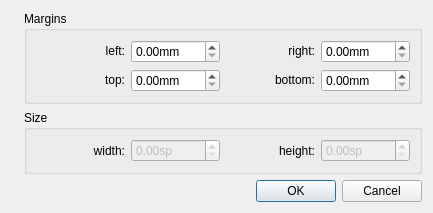
The window that mscore/mscore/boxproperties.ui (musescore/musescore-old) describes before a commit, drawn with Qt 5.
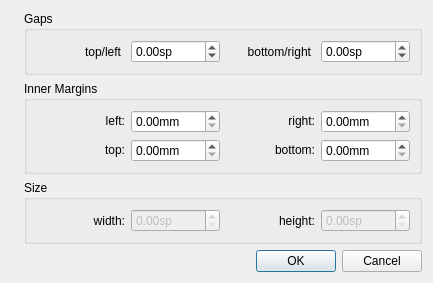
The same window after the commit. Icons and pictures are not drawn.

Patch:
```diff
--- a/mscore/mscore/boxproperties.ui
+++ b/mscore/mscore/boxproperties.ui
@@ -10,7 +10,7 @@
     <x>0</x>
     <y>0</y>
     <width>433</width>
-    <height>197</height>
+    <height>259</height>
    </rect>
   </property>
   <property name="windowTitle">
@@ -37,10 +37,68 @@
      </item>
      <item>
       <layout class="QVBoxLayout" name="verticalLayout">
+       <item>
+        <widget class="QGroupBox" name="groupBox_3">
+         <property name="title">
+          <string>Gaps</string>
+         </property>
+         <layout class="QGridLayout" name="gridLayout_2">
+          <item row="0" column="1">
+           <widget class="QDoubleSpinBox" name="topGap">
+            <property name="suffix">
+             <string extracomment="spatium unit">sp</string>
+            </property>
+            <property name="minimum">
+             <double>-99.989999999999995</double>
+            </property>
+            <property name="maximum">
+             <double>99.989999999999995</double>
+            </property>
+           </widget>
+          </item>
+          <item row="0" column="3">
+           <widget class="QDoubleSpinBox" name="bottomGap">
+            <property name="suffix">
+             <string extracomment="spatium unit">sp</string>
+            </property>
+            <property name="minimum">
+             <double>-99.989999999999995</double>
+            </property>
+           </widget>
+          </item>
+          <item row="0" column="0">
+           <widget class="QLabel" name="label_6">
+            <property name="text">
+             <string>top/left</string>
+            </property>
+            <property name="alignment">
+             <set>Qt::AlignRight|Qt::AlignTrailing|Qt::AlignVCenter</set>
+            </property>
+            <property name="indent">
+             <number>4</number>
+            </property>
+           </widget>
+          </item>
+          <item row="0" column="2">
+           <widget class="QLabel" name="label_7">
+            <property name="text">
+             <string>bottom/right</string>
+            </property>
+            <property name="alignment">
+             <set>Qt::AlignRight|Qt::AlignTrailing|Qt::AlignVCenter</set>
+            </property>
+            <property name="indent">
+             <number>4</number>
+            </property>
+           </widget>
+          </item>
+         </layout>
+        </widget>
+       </item>
        <item>
         <widget class="QGroupBox" name="groupBox">
          <property name="title">
-          <string>Margins</string>
+          <string>Inner Margins</string>
          </property>
          <property name="flat">
           <bool>false</bool>
```
